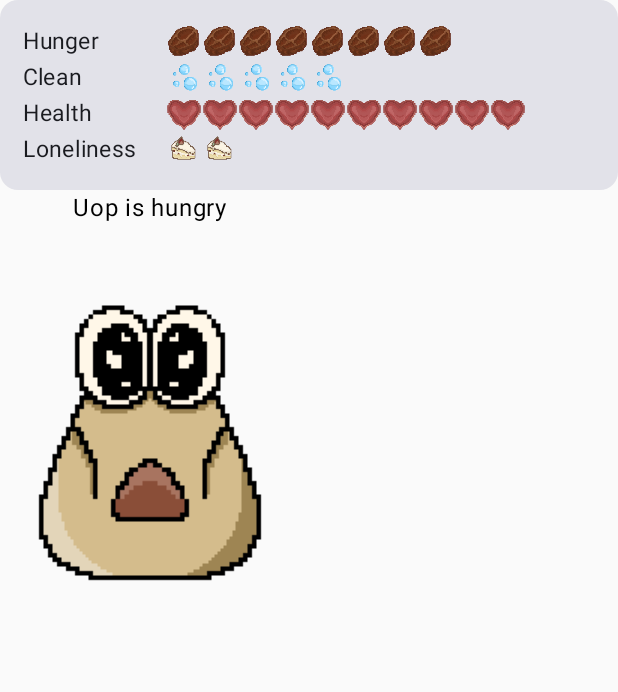
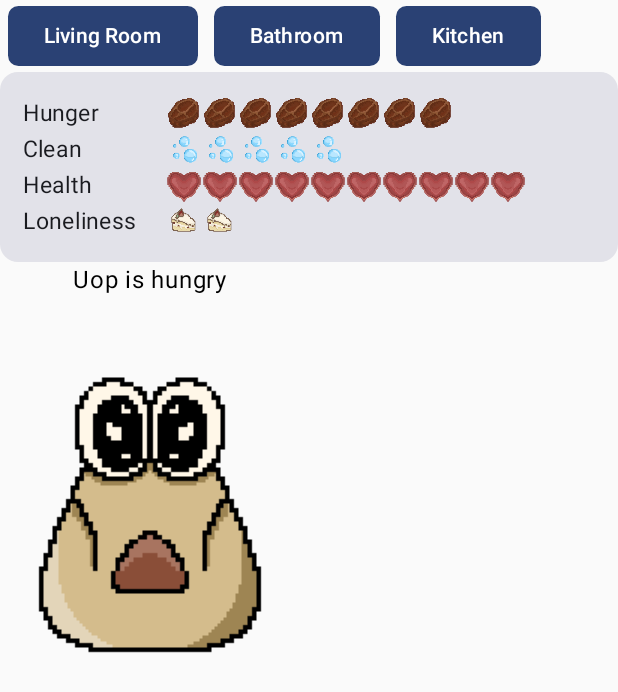
Before and after one commit to nathanpc/iade-games-uop, an Android app built with Jetpack Compose: the screen it shows after launch (MainActivity), on a phone screen of 412 x 824 dp. Shown: the top 692 px of the screen. Run offline under Robolectric (Android 15) with nearby library versions, the phone set to English and light mode, and no system bars.

Commit message:
Started working on the rooms selector at the top

```diff
--- a/app/src/main/java/pt/iade/games/uop/MainActivity.kt
+++ b/app/src/main/java/pt/iade/games/uop/MainActivity.kt
@@ -20,6 +20,7 @@ import androidx.compose.ui.res.painterResource
 import androidx.compose.ui.tooling.preview.Preview
 import androidx.compose.ui.unit.dp
 import pt.iade.games.uop.ui.components.Character
+import pt.iade.games.uop.ui.components.RoomHeader
 import pt.iade.games.uop.ui.components.StatsCard
 import pt.iade.games.uop.ui.theme.UopTheme
 
@@ -38,6 +39,9 @@ class MainActivity : ComponentActivity() {
 @Composable
 fun MainView() {
     Column {
+        RoomHeader(
+            rooms = listOf("Living Room", "Bathroom", "Kitchen")
+        )
         StatsCard()
         Character(state = "hungry")
     }
--- /dev/null
+++ b/app/src/main/java/pt/iade/games/uop/ui/components/RoomHeader.kt
@@ -0,0 +1,40 @@
+package pt.iade.games.uop.ui.components
+
+import androidx.compose.foundation.layout.Row
+import androidx.compose.foundation.layout.fillMaxWidth
+import androidx.compose.foundation.layout.padding
+import androidx.compose.foundation.shape.RoundedCornerShape
+import androidx.compose.material3.Button
+import androidx.compose.material3.Text
+import androidx.compose.runtime.Composable
+import androidx.compose.ui.Modifier
+import androidx.compose.ui.tooling.preview.Preview
+import androidx.compose.ui.unit.dp
+import pt.iade.games.uop.ui.theme.UopTheme
+
+@Composable
+fun RoomHeader(rooms: List<String>) {
+    Row(
+        modifier = Modifier.fillMaxWidth()
+    ) {
+        for (room in rooms) {
+            Button(
+                onClick = { },
+                shape = RoundedCornerShape(7.dp, 7.dp, 7.dp, 7.dp),
+                modifier = Modifier.padding(horizontal = 5.dp)
+            ) {
+                Text(room)
+            }
+        }
+    }
+}
+
+@Composable
+@Preview(showBackground = true)
+fun RoomHeaderPreview() {
+    UopTheme {
+        RoomHeader(
+            rooms = listOf("Living Room", "Bathroom", "Kitchen")
+        )
+    }
+}
--- a/app/src/main/java/pt/iade/games/uop/ui/components/StatsCard.kt
+++ b/app/src/main/java/pt/iade/games/uop/ui/components/StatsCard.kt
@@ -10,10 +10,14 @@ import androidx.compose.foundation.layout.height
 import androidx.compose.foundation.layout.padding
 import androidx.compose.foundation.layout.width
 import androidx.compose.material3.Card
+import androidx.compose.material3.Slider
 import androidx.compose.material3.Text
 import androidx.compose.runtime.Composable
 import androidx.compose.ui.Modifier
 import androidx.compose.ui.draw.scale
+import androidx.compose.ui.graphics.BlendMode
+import androidx.compose.ui.graphics.Color
+import androidx.compose.ui.graphics.ColorFilter
 import androidx.compose.ui.res.painterResource
 import androidx.compose.ui.tooling.preview.Preview
 import androidx.compose.ui.unit.dp
```
